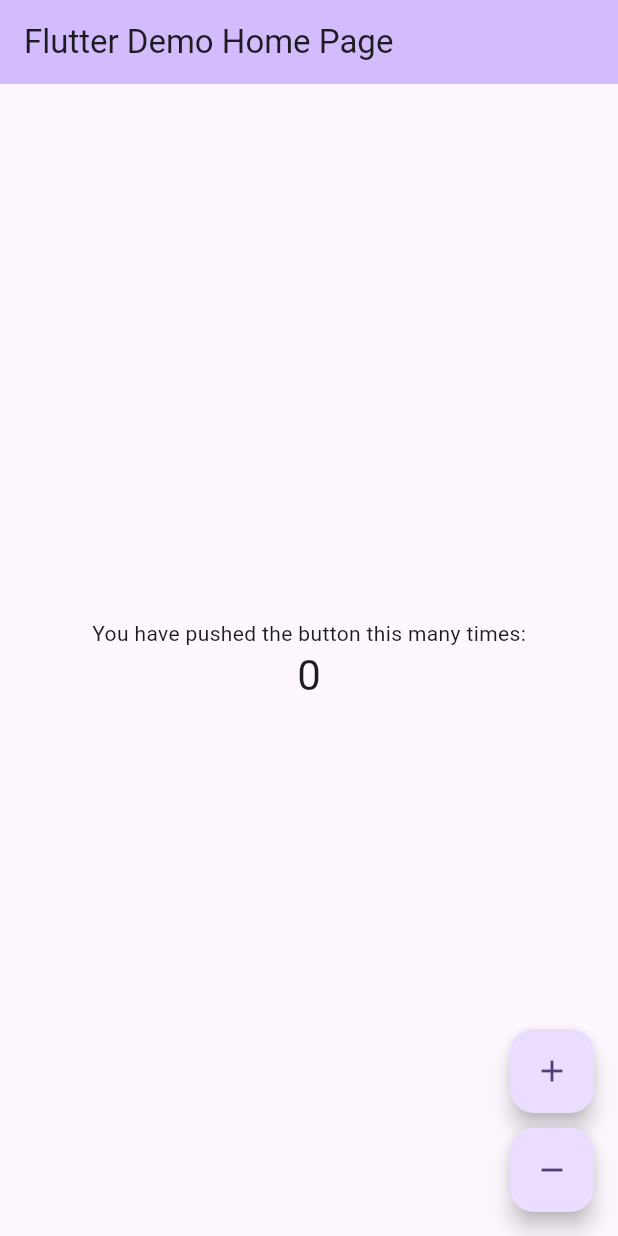
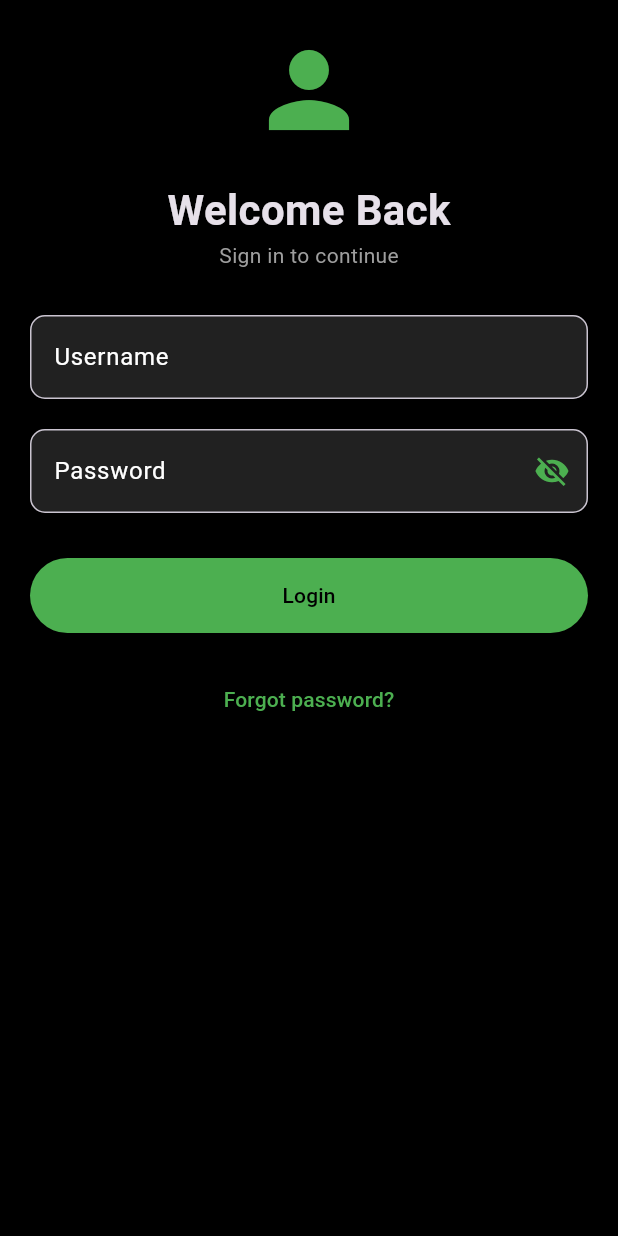
Before and after one commit to supriya-charming/fluttercounter, a Flutter app: the screen it shows after launch, on a phone screen of 412 x 824 dp. Run offline on Flutter 3.47's test engine with Material 3 defaults, Android fonts, the light colour scheme and no system bars; our stand-ins replace flutter_svg.

Commit message:
added some files

```diff
--- /dev/null
+++ b/supriyalearning/lib/login.dart
@@ -0,0 +1,146 @@
+import 'package:flutter/material.dart';
+import 'package:supriyalearning/page.dart';
+
+import 'package:supriyalearning/widgets/custom_box.dart';
+
+class LoginScreen extends StatefulWidget {
+  const LoginScreen({super.key});
+
+  @override
+  _LoginScreenState createState() => _LoginScreenState();
+}
+
+class _LoginScreenState extends State<LoginScreen> {
+  bool _obscurePassword = true;
+  TextEditingController un = TextEditingController();
+  TextEditingController pw = TextEditingController();
+
+  @override
+  Widget build(BuildContext context) {
+    return Scaffold(
+      backgroundColor: Colors.black,
+      body: Padding(
+        padding: const EdgeInsets.all(20.0),
+        child: SingleChildScrollView(
+          child: ConstrainedBox(
+            constraints: BoxConstraints(maxWidth: 500),
+            child: Column(
+              mainAxisAlignment: MainAxisAlignment.center,
+              children: [
+                Icon(Icons.person, size: 80, color: Colors.green),
+                SizedBox(height: 20),
+                Text(
+                  'Welcome Back',
+                  style: TextStyle(fontSize: 28, fontWeight: FontWeight.bold),
+                ),
+                Text(
+                  'Sign in to continue',
+                  style: TextStyle(color: Colors.grey),
+                ),
+                SizedBox(height: 30),
+                TextField(
+                  controller: un,
+                  style: TextStyle(color: Colors.white),
+                  decoration: InputDecoration(
+                    labelText: 'Username',
+                    labelStyle: TextStyle(color: Colors.white),
+                    hintText: 'Enter Username',
+                    hintStyle: TextStyle(color: Colors.grey),
+                    filled: true,
+                    fillColor: Colors.grey[900],
+                    border: OutlineInputBorder(
+                      borderRadius: BorderRadius.circular(10),
+                    ),
+                  ),
+                ),
+
+                SizedBox(height: 20),
+                TextField(
+                  controller: pw,
+                  obscureText: _obscurePassword,
+                  style: TextStyle(color: Colors.white),
+                  decoration: InputDecoration(
+                    labelText: 'Password',
+                    labelStyle: TextStyle(color: Colors.white),
+                    hintText: 'Enter your password',
+                    hintStyle: TextStyle(color: Colors.grey),
+                    filled: true,
+                    fillColor: Colors.grey[900],
+                    border: OutlineInputBorder(
+                      borderRadius: BorderRadius.circular(10),
+                    ),
+
+                    suffixIcon: IconButton(
+                      icon: Icon(
+                        _obscurePassword
+                            ? Icons.visibility_off
+                            : Icons.visibility,
+                        color: Colors.green,
+                      ),
+                      onPressed: () {
+                        setState(() {
+                          _obscurePassword = !_obscurePassword;
+                        });
+                      },
+                    ),
+                  ),
+                ),
+
+                SizedBox(height: 30),
+                ElevatedButton(
+                  style: ElevatedButton.styleFrom(
+                    backgroundColor: Colors.green,
+                    minimumSize: const Size(double.infinity, 50),
+                    shape: RoundedRectangleBorder(
+                      borderRadius: BorderRadius.circular(30),
+                    ),
+                  ),
+                  onPressed: () {
+
+                      showDialog(
+                        context: context,
+                        builder:
+                            (ctx) => AlertDialog(
+                              title: const Text("Invalid Credentials"),
+                              content: Text(
+                                'username:${un.text},password:${pw.text}',
+                              ),
+                              actions: <Widget>[
+                                TextButton(
+                                  onPressed: () {
+                                    Navigator.push(
+                                      context,
+                                      MaterialPageRoute(
+                                        builder: (_) => CreateEvent(),
+                                      ),
+                                    );
+                                  },
+                                  child: Container(
+                                    color: Colors.green,
+                                    padding: const EdgeInsets.all(14),
+                                    child: const Text("Okay"),
+                                  ),
+                                ),
+                              ],
+                            ),
+                      );
+                    },
+
+                  child: Text("Login", style: TextStyle(color: Colors.black)),
+                ),
+                SizedBox(height: 20),
+                TextButton(
+                  onPressed: () {},
+                  child: Text(
+                    "Forgot password?",
+                    style: TextStyle(color: Colors.green),
+                  ),
+                ),
+              ],
+            ),
+          ),
+        ),
+      ),
+    );
+  }
+}
--- a/supriyalearning/lib/main.dart
+++ b/supriyalearning/lib/main.dart
@@ -1,143 +1,22 @@
 import 'package:flutter/material.dart';
+import 'package:supriyalearning/file.dart';
+
+import 'package:supriyalearning/login.dart';
+import 'package:supriyalearning/page.dart';
 
 void main() {
-  runApp(const MyApp());
+  runApp(LoginApp());
 }
 
-class MyApp extends StatelessWidget {
-  const MyApp({super.key});
+class LoginApp extends StatelessWidget {
+  const LoginApp({super.key});
 
-  // This widget is the root of your application.
   @override
   Widget build(BuildContext context) {
     return MaterialApp(
-      title: 'Flutter Demo',
-      theme: ThemeData(
-        // This is the theme of your application.
-        //
-        // TRY THIS: Try running your application with "flutter run". You'll see
-        // the application has a purple toolbar. Then, without quitting the app,
-        // try changing the seedColor in the colorScheme below to Colors.green
-        // and then invoke "hot reload" (save your changes or press the "hot
-        // reload" button in a Flutter-supported IDE, or press "r" if you used
-        // the command line to start the app).
-        //
-        // Notice that the counter didn't reset back to zero; the application
-        // state is not lost during the reload. To reset the state, use hot
-        // restart instead.
-        //
-        // This works for code too, not just values: Most code changes can be
-        // tested with just a hot reload.
-        colorScheme: ColorScheme.fromSeed(seedColor: Colors.deepPurple),
-      ),
-      home: const MyHomePage(title: 'Flutter Demo Home Page'),
+      theme: ThemeData.dark(), // For dark mode
+      home: LoginScreen(),
+      debugShowCheckedModeBanner: false,
     );
   }
 }
-
-class MyHomePage extends StatefulWidget {
-  const MyHomePage({super.key, required this.title});
-
-  // This widget is the home page of your application. It is stateful, meaning
-  // that it has a State object (defined below) that contains fields that affect
-  // how it looks.
-
-  // This class is the configuration for the state. It holds the values (in this
-  // case the title) provided by the parent (in this case the App widget) and
-  // used by the build method of the State. Fields in a Widget subclass are
-  // always marked "final".
-
-  final String title;
-
-  @override
-  State<MyHomePage> createState() => _MyHomePageState();
-}
-
-class _MyHomePageState extends State<MyHomePage> {
-  int _counter = 0;
-
-  void _incrementCounter() {
-    setState(() {
-      // This call to setState tells the Flutter framework that something has
-      // changed in this State, which causes it to rerun the build method below
-      // so that the display can reflect the updated values. If we changed
-      // _counter without calling setState(), then the build method would not be
-      // called again, and so nothing would appear to happen.
-      _counter++;
-    });
-  }
-
-  void _decrementCounter() {
-    if (_counter == 0) {
-      return;
-    }
-    setState(() {
-
-      _counter--;
-    });
-  }
-
-  @override
-  Widget build(BuildContext context) {
-    // This method is rerun every time setState is called, for instance as done
-    // by the _incrementCounter method above.
-    //
-    // The Flutter framework has been optimized to make rerunning build methods
-    // fast, so that you can just rebuild anything that needs updating rather
-    // than having to individually change instances of widgets.
-    return Scaffold(
-      appBar: AppBar(
-        // TRY THIS: Try changing the color here to a specific color (to
-        // Colors.amber, perhaps?) and trigger a hot reload to see the AppBar
-        // change color while the other colors stay the same.
-        backgroundColor: Theme.of(context).colorScheme.inversePrimary,
-        // Here we take the value from the MyHomePage object that was created by
-        // the App.build method, and use it to set our appbar title.
-        title: Text(widget.title),
-      ),
-      body: Center(
-        // Center is a layout widget. It takes a single child and positions it
-        // in the middle of the parent.
-        child: Column(
-          // Column is also a layout widget. It takes a list of children and
-          // arranges them vertically. By default, it sizes itself to fit its
-          // children horizontally, and tries to be as tall as its parent.
-          //
-          // Column has various properties to control how it sizes itself and
-          // how it positions its children. Here we use mainAxisAlignment to
-          // center the children vertically; the main axis here is the vertical
-          // axis because Columns are vertical (the cross axis would be
-          // horizontal).
-          //
-          // TRY THIS: Invoke "debug painting" (choose the "Toggle Debug Paint"
-          // action in the IDE, or press "p" in the console), to see the
-          // wireframe for each widget.
-          mainAxisAlignment: MainAxisAlignment.center,
-          children: <Widget>[
-            const Text('You have pushed the button this many times:'),
-            Text(
-              '$_counter',
-              style: Theme.of(context).textTheme.headlineMedium,
-            ),
-          ],
-        ),
-      ),
-      floatingActionButton: Column(
-        mainAxisAlignment: MainAxisAlignment.end,
-        children: [
-          FloatingActionButton(
-            onPressed: _incrementCounter,
-            tooltip: 'Increment',
-            child: const Icon(Icons.add),
-          ),
-          SizedBox(height: 10),
-          FloatingActionButton(
-            onPressed: _decrementCounter,
-            tooltip: 'Decrement',
-            child: const Icon(Icons.remove),
-          ),
-        ],
-      ), // This trailing comma makes auto-formatting nicer for build methods.
-    );
-  }
-}
```
Also changed, not shown: supriyalearning/lib/button.dart (added, +47 -0 lines), supriyalearning/lib/file.dart (added, +66 -0 lines), supriyalearning/lib/page.dart (added, +214 -0 lines), supriyalearning/lib/widgets/custom_box.dart (added, +22 -0 lines), supriyalearning/pubspec.yaml (+11 -4 lines), supriyalearning/assets/images/FRAME (1).svg (added), supriyalearning/assets/images/jgvxsyd.jpg (added), supriyalearning/assets/images/pat-taylor-12V36G17IbQ-unsplash.jpg (added), supriyalearning/pubspec.lock, 1 other file.
